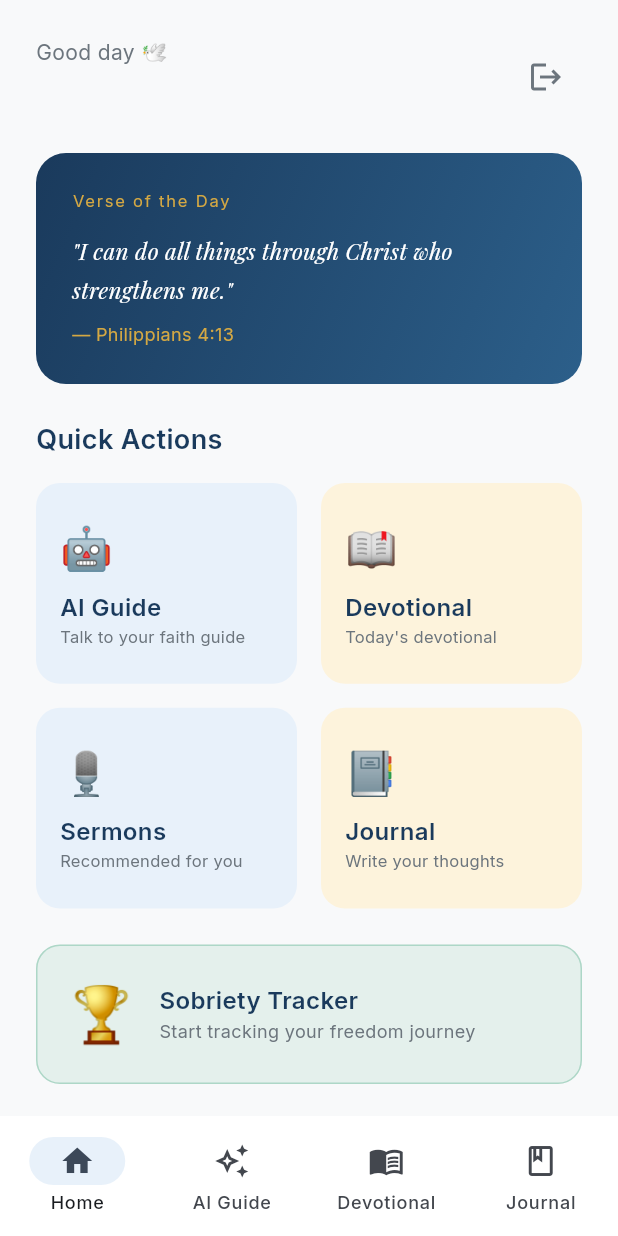
After one commit to Bawoveee/free-indeed-app, a Flutter app: the screen it shows once a user with an empty profile is signed in, on a phone screen of 412 x 824 dp. The commit adds this screen. Run offline on Flutter 3.47's test engine with Material 3 defaults, Android fonts, the phone set to English and light mode, and no system bars; our stand-ins replace firebase_auth, firebase_core, flutter_riverpod, google_fonts; accounts and stored records are empty.

Commit message:
Day 5 - Home dashboard and navigation

```diff
--- a/lib/features/auth/auth_screen.dart
+++ b/lib/features/auth/auth_screen.dart
@@ -1,6 +1,7 @@
 import 'package:flutter/material.dart';
 import 'package:firebase_auth/firebase_auth.dart';
 import 'package:free_indeed/core/theme/app_theme.dart';
+import 'package:free_indeed/features/home/home_screen.dart';
 class AuthScreen extends StatefulWidget {
   const AuthScreen({super.key});
 
@@ -28,9 +29,16 @@ class _AuthScreenState extends State<AuthScreen> {
     try {
       if (_isLogin) {
         await FirebaseAuth.instance.signInWithEmailAndPassword(
-          email: _emailController.text.trim(),
-          password: _passwordController.text.trim(),
-        );
+  email: _emailController.text.trim(),
+  password: _passwordController.text.trim(),
+);
+if (mounted) {
+  Navigator.pushAndRemoveUntil(
+    context,
+    MaterialPageRoute(builder: (context) => const HomeScreen()),
+    (route) => false,
+  );
+}
       } else {
         await FirebaseAuth.instance.createUserWithEmailAndPassword(
           email: _emailController.text.trim(),
--- /dev/null
+++ b/lib/features/auth/auth_wrapper.dart
@@ -0,0 +1,26 @@
+import 'package:flutter/material.dart';
+import 'package:firebase_auth/firebase_auth.dart';
+import 'package:free_indeed/features/home/home_screen.dart';
+import 'package:free_indeed/features/onboarding/onboarding_screen.dart';
+
+class AuthWrapper extends StatelessWidget {
+  const AuthWrapper({super.key});
+
+  @override
+  Widget build(BuildContext context) {
+    return StreamBuilder<User?>(
+      stream: FirebaseAuth.instance.authStateChanges(),
+      builder: (context, snapshot) {
+        if (snapshot.connectionState == ConnectionState.waiting) {
+          return const Scaffold(
+            body: Center(child: CircularProgressIndicator()),
+          );
+        }
+        if (snapshot.hasData) {
+          return const HomeScreen();
+        }
+        return const OnboardingScreen();
+      },
+    );
+  }
+}
--- /dev/null
+++ b/lib/features/home/home_screen.dart
@@ -0,0 +1,249 @@
+import 'package:flutter/material.dart';
+import 'package:firebase_auth/firebase_auth.dart';
+import 'package:free_indeed/core/theme/app_theme.dart';
+
+class HomeScreen extends StatefulWidget {
+  const HomeScreen({super.key});
+
+  @override
+  State<HomeScreen> createState() => _HomeScreenState();
+}
+
+class _HomeScreenState extends State<HomeScreen> {
+  int _currentIndex = 0;
+
+  final List<Widget> _screens = [
+    const HomeDashboard(),
+    const Scaffold(body: Center(child: Text('AI Guide - Coming Soon'))),
+    const Scaffold(body: Center(child: Text('Devotional - Coming Soon'))),
+    const Scaffold(body: Center(child: Text('Journal - Coming Soon'))),
+  ];
+
+  @override
+  Widget build(BuildContext context) {
+    return Scaffold(
+      body: _screens[_currentIndex],
+      bottomNavigationBar: NavigationBar(
+        selectedIndex: _currentIndex,
+        onDestinationSelected: (index) {
+          setState(() => _currentIndex = index);
+        },
+        backgroundColor: AppColors.white,
+        indicatorColor: AppColors.lightBlue,
+        destinations: const [
+          NavigationDestination(
+            icon: Icon(Icons.home_outlined),
+            selectedIcon: Icon(Icons.home),
+            label: 'Home',
+          ),
+          NavigationDestination(
+            icon: Icon(Icons.auto_awesome_outlined),
+            selectedIcon: Icon(Icons.auto_awesome),
+            label: 'AI Guide',
+          ),
+          NavigationDestination(
+            icon: Icon(Icons.menu_book_outlined),
+            selectedIcon: Icon(Icons.menu_book),
+            label: 'Devotional',
+          ),
+          NavigationDestination(
+            icon: Icon(Icons.book_outlined),
+            selectedIcon: Icon(Icons.book),
+            label: 'Journal',
+          ),
+        ],
+      ),
+    );
+  }
+}
+
+class HomeDashboard extends StatelessWidget {
+  const HomeDashboard({super.key});
+
+  @override
+  Widget build(BuildContext context) {
+    final user = FirebaseAuth.instance.currentUser;
+
+    return Scaffold(
+      backgroundColor: AppColors.background,
+      body: SafeArea(
+        child: SingleChildScrollView(
+          padding: const EdgeInsets.all(24),
+          child: Column(
+            crossAxisAlignment: CrossAxisAlignment.start,
+            children: [
+              // Header
+              Row(
+                mainAxisAlignment: MainAxisAlignment.spaceBetween,
+                children: [
+                  Column(
+                    crossAxisAlignment: CrossAxisAlignment.start,
+                    children: [
+                      Text(
+                        'Good day 🕊️',
+                        style: AppTextStyles.bodyMedium.copyWith(
+                          color: AppColors.grey,
+                        ),
+                      ),
+                      Text(
+                        user?.email?.split('@')[0] ?? 'Friend',
+                        style: AppTextStyles.heading1,
+                      ),
+                    ],
+                  ),
+                  IconButton(
+                    onPressed: () async {
+                      await FirebaseAuth.instance.signOut();
+                    },
+                    icon: const Icon(Icons.logout),
+                    color: AppColors.grey,
+                  ),
+                ],
+              ),
+
+              const SizedBox(height: 24),
+
+              // Daily verse card
+              Container(
+                width: double.infinity,
+                padding: const EdgeInsets.all(24),
+                decoration: BoxDecoration(
+                  gradient: const LinearGradient(
+                    colors: [AppColors.navyBlue, AppColors.royalBlue],
+                    begin: Alignment.topLeft,
+                    end: Alignment.bottomRight,
+                  ),
+                  borderRadius: BorderRadius.circular(20),
+                ),
+                child: Column(
+                  crossAxisAlignment: CrossAxisAlignment.start,
+                  children: [
+                    Text(
+                      'Verse of the Day',
+                      style: AppTextStyles.caption.copyWith(
+                        color: AppColors.gold,
+                        letterSpacing: 1.2,
+                      ),
+                    ),
+                    const SizedBox(height: 12),
+                    Text(
+                      '"I can do all things through Christ who strengthens me."',
+                      style: AppTextStyles.scripture.copyWith(
+                        color: AppColors.white,
+                      ),
+                    ),
+                    const SizedBox(height: 8),
+                    Text(
+                      '— Philippians 4:13',
+                      style: AppTextStyles.bodySmall.copyWith(
+                        color: AppColors.gold,
+                      ),
+                    ),
+                  ],
+                ),
+              ),
+
+              const SizedBox(height: 24),
+
+              // Quick actions
+              Text('Quick Actions', style: AppTextStyles.heading2),
+              const SizedBox(height: 16),
+
+              GridView.count(
+                crossAxisCount: 2,
+                shrinkWrap: true,
+                physics: const NeverScrollableScrollPhysics(),
+                crossAxisSpacing: 16,
+                mainAxisSpacing: 16,
+                childAspectRatio: 1.3,
+                children: [
+                  _buildActionCard(
+                    emoji: '🤖',
+                    title: 'AI Guide',
+                    subtitle: 'Talk to your faith guide',
+                    color: AppColors.lightBlue,
+                  ),
+                  _buildActionCard(
+                    emoji: '📖',
+                    title: 'Devotional',
+                    subtitle: 'Today\'s devotional',
+                    color: AppColors.lightGold,
+                  ),
+                  _buildActionCard(
+                    emoji: '🎙️',
+                    title: 'Sermons',
+                    subtitle: 'Recommended for you',
+                    color: AppColors.lightBlue,
+                  ),
+                  _buildActionCard(
+                    emoji: '📔',
+                    title: 'Journal',
+                    subtitle: 'Write your thoughts',
+                    color: AppColors.lightGold,
+                  ),
+                ],
+              ),
+
+              const SizedBox(height: 24),
+
+              // Sobriety tracker teaser
+              Container(
+                width: double.infinity,
+                padding: const EdgeInsets.all(20),
+                decoration: BoxDecoration(
+                  color: AppColors.success.withValues(alpha: 0.1),
+                  borderRadius: BorderRadius.circular(16),
+                  border: Border.all(
+                    color: AppColors.success.withValues(alpha: 0.3),
+                  ),
+                ),
+                child: Row(
+                  children: [
+                    const Text('🏆', style: TextStyle(fontSize: 36)),
+                    const SizedBox(width: 16),
+                    Column(
+                      crossAxisAlignment: CrossAxisAlignment.start,
+                      children: [
+                        Text('Sobriety Tracker',
+                            style: AppTextStyles.heading3),
+                        Text(
+                          'Start tracking your freedom journey',
+                          style: AppTextStyles.bodySmall,
+                        ),
+                      ],
+                    ),
+                  ],
+                ),
+              ),
+            ],
+          ),
+        ),
+      ),
+    );
+  }
+
+  Widget _buildActionCard({
+    required String emoji,
+    required String title,
+    required String subtitle,
+    required Color color,
+  }) {
+    return Container(
+      padding: const EdgeInsets.all(16),
+      decoration: BoxDecoration(
+        color: color,
+        borderRadius: BorderRadius.circular(16),
+      ),
+      child: Column(
+        crossAxisAlignment: CrossAxisAlignment.start,
+        mainAxisAlignment: MainAxisAlignment.center,
+        children: [
+          Text(emoji, style: const TextStyle(fontSize: 28)),
+          const SizedBox(height: 8),
+          Text(title, style: AppTextStyles.heading3),
+          Text(subtitle, style: AppTextStyles.caption),
+        ],
+      ),
+    );
+  }
+}
--- a/lib/main.dart
+++ b/lib/main.dart
@@ -2,8 +2,8 @@ import 'package:flutter/material.dart';
 import 'package:flutter_riverpod/flutter_riverpod.dart';
 import 'package:firebase_core/firebase_core.dart';
 import 'package:free_indeed/core/theme/app_theme.dart';
-import 'package:free_indeed/features/onboarding/onboarding_screen.dart';
 import 'firebase_options.dart';
+import 'package:free_indeed/features/auth/auth_wrapper.dart';
 
 void main() async {
   WidgetsFlutterBinding.ensureInitialized();
@@ -26,7 +26,7 @@ class FreeIndeedApp extends StatelessWidget {
       title: 'Free Indeed',
       debugShowCheckedModeBanner: false,
       theme: AppTheme.lightTheme,
-      home: const OnboardingScreen(),
+      home:  const AuthWrapper(),
     );
   }
 }
```
